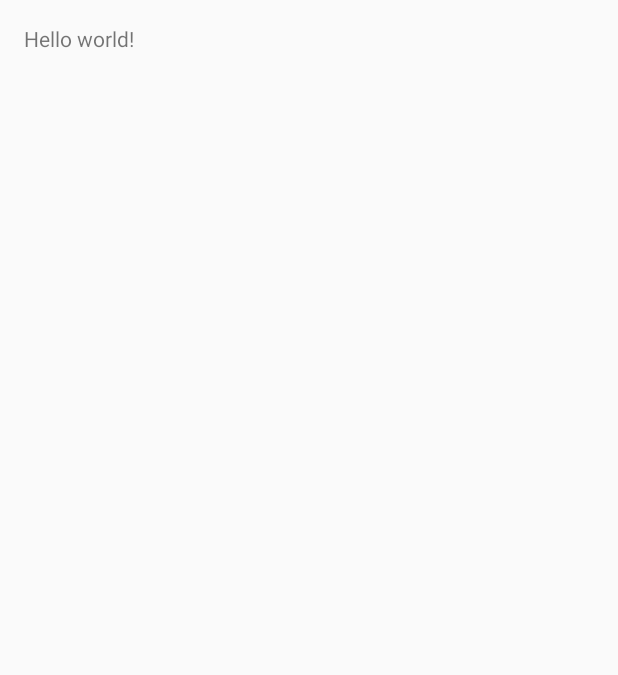
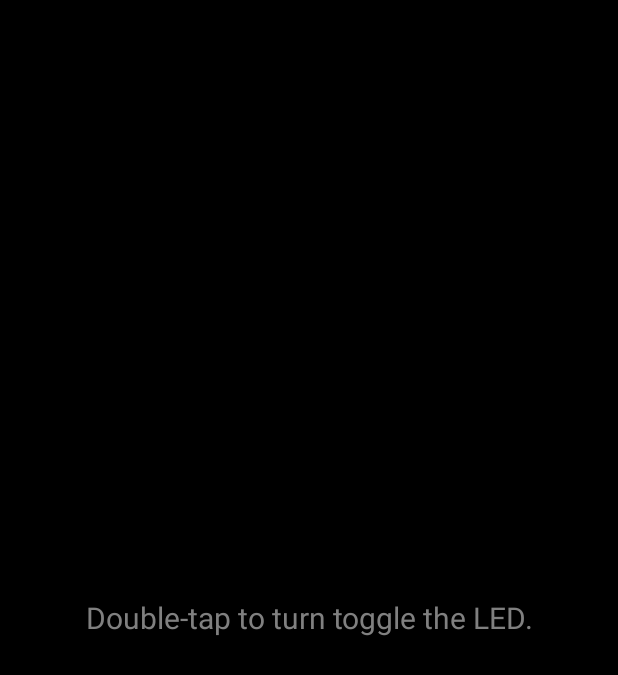
Before and after one commit to bobhenz/LightItUp, an Android app: the screen it shows after launch (MainActivity), on a phone screen of 412 x 824 dp. Before the commit the part shown is almost empty. Shown: the top 675 px of the screen. Run offline under Robolectric (Android 15) with nearby library versions, the phone set to English and light mode, and no system bars.

Commit message:
Add ability to turn LED on and off with a double-tap

```diff
--- a/app/src/main/AndroidManifest.xml
+++ b/app/src/main/AndroidManifest.xml
@@ -9,10 +9,11 @@
         android:allowBackup="true"
         android:icon="@mipmap/ic_launcher"
         android:label="@string/app_name"
-        android:theme="@style/AppTheme" >
+        android:theme="@style/Darkest">
         <activity
             android:name="com.bobhenz.lightitup.MainActivity"
-            android:label="@string/app_name" >
+            android:label="@string/app_name"
+            android:screenOrientation="portrait">
             <intent-filter>
                 <action android:name="android.intent.action.MAIN" />
 
--- a/app/src/main/java/com/bobhenz/lightitup/MainActivity.java
+++ b/app/src/main/java/com/bobhenz/lightitup/MainActivity.java
@@ -2,30 +2,53 @@ package com.bobhenz.lightitup;
 
 import android.app.Activity;
 import android.os.Bundle;
+import android.support.v4.view.GestureDetectorCompat;
+import android.view.GestureDetector;
+import android.view.MotionEvent;
 
 public class MainActivity extends Activity {
-    private TorchManager torchManager;
+    private TorchManager mTorchManager;
+    private GestureDetectorCompat mDetector;
+
+    private class MyGestureListener extends GestureDetector.SimpleOnGestureListener {
+        @Override
+        public boolean onDoubleTap (MotionEvent event) {
+            mTorchManager.Toggle();
+            //getApplication().setTheme(R.style.Darkest);
+            //setContentView(R.layout.activity_main);
+            return true;
+        }
+    }
 
     @Override
     protected void onCreate(Bundle savedInstanceState) {
         super.onCreate(savedInstanceState);
+        //setTheme(R.style.Darkest);
         setContentView(R.layout.activity_main);
-        torchManager = new TorchManager();
+        mTorchManager = new TorchManager();
+        mDetector = new GestureDetectorCompat(this, new MyGestureListener());
         //StrobeFlashRunnable strobeFlashRunnable = StrobeFlashRunnable.getInstance();
 
         //Thread thread = new Thread(strobeFlashRunnable);
         //thread.start();
+
+    }
+
+    @Override
+    public boolean onTouchEvent(MotionEvent event){
+        this.mDetector.onTouchEvent(event);
+        return super.onTouchEvent(event);
     }
 
     @Override
     protected void onPause() {
         super.onPause();
-        torchManager.TurnOff();
+        mTorchManager.Close();
     }
 
     @Override
     protected void onResume() {
         super.onResume();
-        torchManager.TurnOn();
+        mTorchManager.Open();
     }
 }
--- a/app/src/main/java/com/bobhenz/lightitup/TorchManager.java
+++ b/app/src/main/java/com/bobhenz/lightitup/TorchManager.java
@@ -14,7 +14,11 @@ public class TorchManager {
     private Camera.Parameters camParamsLedOn;
     private Camera.Parameters camParamsLedOff;
 
-    TorchManager()
+    TorchManager() {
+        camera = null;
+    }
+
+    void Open()
     {
         camera = Camera.open();
 
--- a/app/src/main/res/layout/activity_main.xml
+++ b/app/src/main/res/layout/activity_main.xml
@@ -5,7 +5,12 @@
     android:paddingTop="@dimen/activity_vertical_margin"
     android:paddingBottom="@dimen/activity_vertical_margin" tools:context=".MainActivity">
 
-    <TextView android:text="@string/hello_world" android:layout_width="wrap_content"
-        android:layout_height="wrap_content" />
+    <TextView
+        android:layout_width="match_parent"
+        android:layout_height="match_parent"
+        android:gravity="center"
+        android:textSize="20dp"
+        android:text="@string/toggle_led"
+    />
 
 </RelativeLayout>
--- a/app/src/main/res/values/strings.xml
+++ b/app/src/main/res/values/strings.xml
@@ -1,6 +1,6 @@
 <resources>
     <string name="app_name">LightItUp</string>
+    <string name="action_settings">Settings</string>
 
-    <string name="hello_world">Hello world!</string>
-    <string name="action_settings">Settings</string>
+    <string name="toggle_led">"Double-tap to turn toggle the LED."</string>
 </resources>
--- a/app/src/main/res/values/styles.xml
+++ b/app/src/main/res/values/styles.xml
@@ -1,8 +1,5 @@
 <resources>
-
-    <!-- Base application theme. -->
-    <style name="AppTheme" parent="Theme.AppCompat.Light.DarkActionBar">
-        <!-- Customize your theme here. -->
+    <style name="Darkest" parent="android:Theme.Black.NoTitleBar.Fullscreen">
+        <item name="android:textColor">#808080</item>
     </style>
-
 </resources>
```
